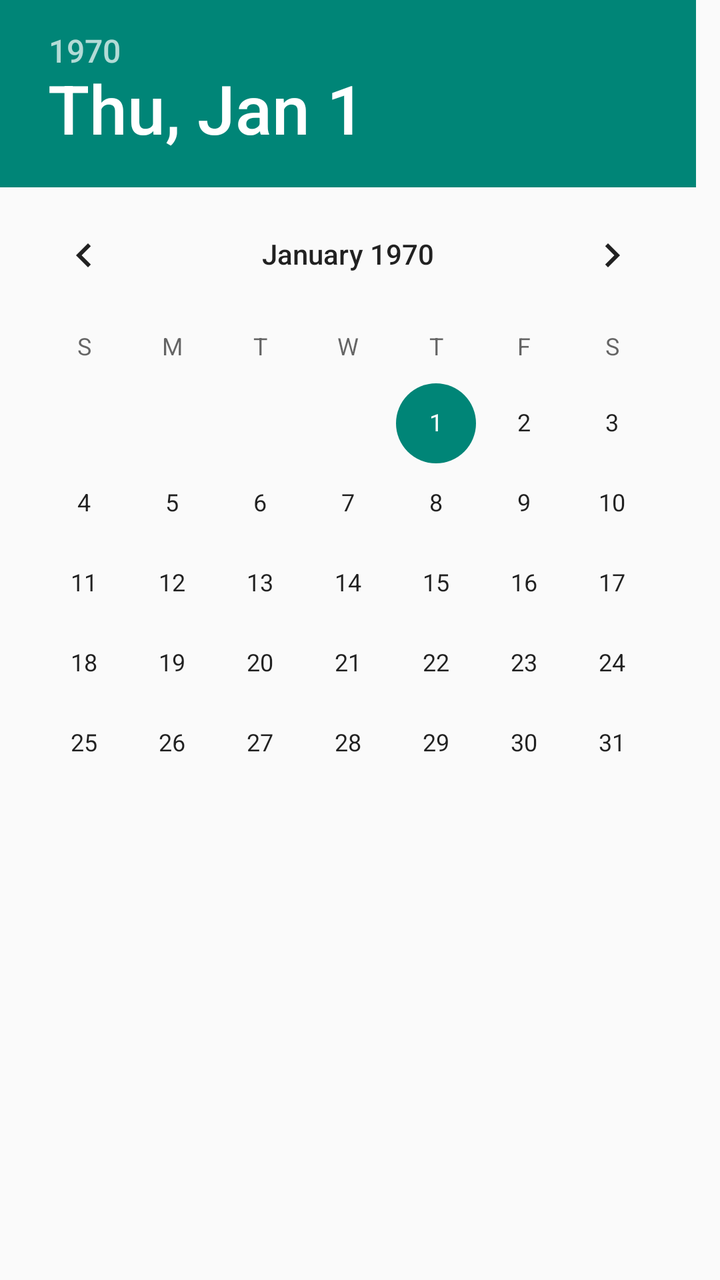
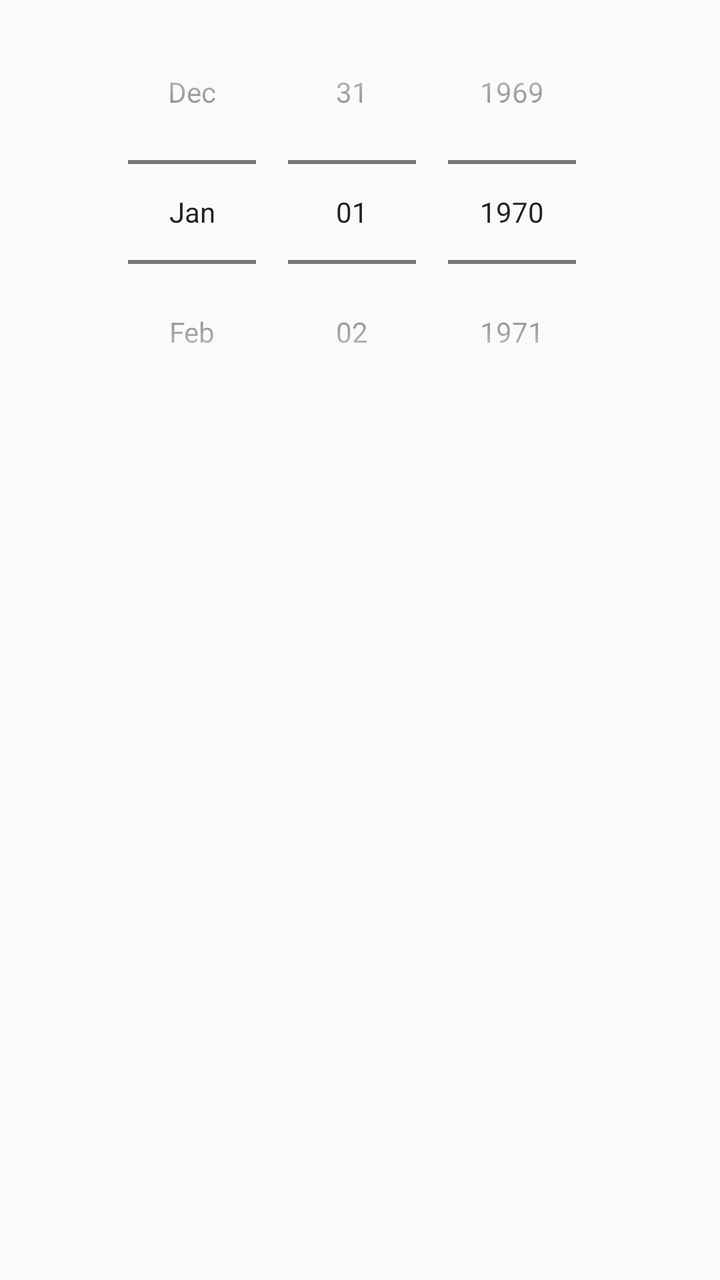

Before-and-after screenshots of an Android layout around one commit, followed by the original layout XML and the change that was made.
<!-- AndroidManifest.xml: application theme AppCompactTheme -->
<!-- res/layout/module_datepicker.xml -->
<?xml version="1.0" encoding="utf-8"?>
<DatePicker xmlns:android="http://schemas.android.com/apk/res/android"
    android:layout_width="match_parent"
    android:layout_height="wrap_content"
    android:spinnersShown="true"
    android:calendarViewShown="false"/>
<!-- resources referenced by this layout -->
<resources>
  <style name="AppCompactTheme" parent="Theme.AppCompat.Light">
          
          <item name="spinnerStyle">@android:style/Widget.Holo.Light.Spinner</item>
          <item name="android:spinnerItemStyle">@style/SpinnerItem</item>
          <item name="spinnerDropDownItemStyle">@style/SpinnerItem.DropDownItem</item>
          <item name="dropDownListViewStyle">@style/StandardSpinner</item>
  
          <item name="actionBarStyle">@style/AppTheme.ActionBarStyle</item>
  
      </style>
  <style name="SpinnerItem" parent="Widget.AppCompat.TextView.SpinnerItem">
          <item name="android:textColor">@color/ofis_base_font_white</item>
          <item name="android:textSize">@dimen/ofis_spinner_text</item>
      </style>
  <style name="SpinnerItem.DropDownItem" parent="Widget.AppCompat.Light.DropDownItem.Spinner">
          <item name="android:textColor">@color/ofis_text_field</item>
          <item name="background">@color/ofis_spinner_item_background</item>
      </style>
  <style name="StandardSpinner" parent="Widget.AppCompat.ListView.DropDown">
          <item name="android:dividerHeight">@dimen/ofis_spinner_itemseparator</item>
          <item name="divider">@color/ofis_spinner_divider</item>
      </style>
  <style name="AppTheme.ActionBarStyle" parent="Theme.AppCompat.Light">
          <item name="titleTextStyle">@style/AppTheme.ActionBar.TitleTextStyle</item>
      </style>
  <color name="ofis_base_font_white">#ffffff</color>
  <dimen name="ofis_spinner_text">14sp</dimen>
  <color name="ofis_text_field">#DE000000</color>
  <color name="ofis_spinner_item_background">@color/ofis_actionbar_background</color>
  <dimen name="ofis_spinner_itemseparator">1dp</dimen>
  <color name="ofis_spinner_divider">#ff333333</color>
  <style name="AppTheme.ActionBar.TitleTextStyle" parent="android:TextAppearance">
          <item name="android:textSize">@dimen/ofis_large_text</item>
          <item name="android:textStyle">bold</item>
      </style>
  <color name="ofis_actionbar_background">#dddddd</color>
  <dimen name="ofis_large_text">17sp</dimen>
</resources>

<!-- the commit's change to res/layout/module_datepicker.xml (unified diff, before → after) -->
@@ -3,4 +3,5 @@
     android:layout_width="match_parent"
     android:layout_height="wrap_content"
     android:spinnersShown="true"
+    android:datePickerMode="spinner"
     android:calendarViewShown="false"/>
